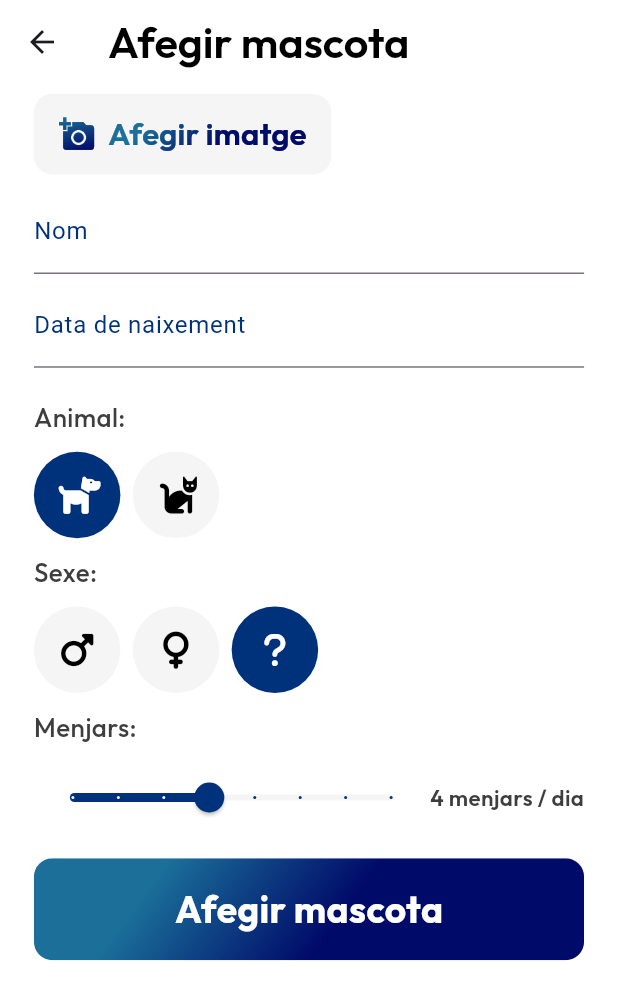
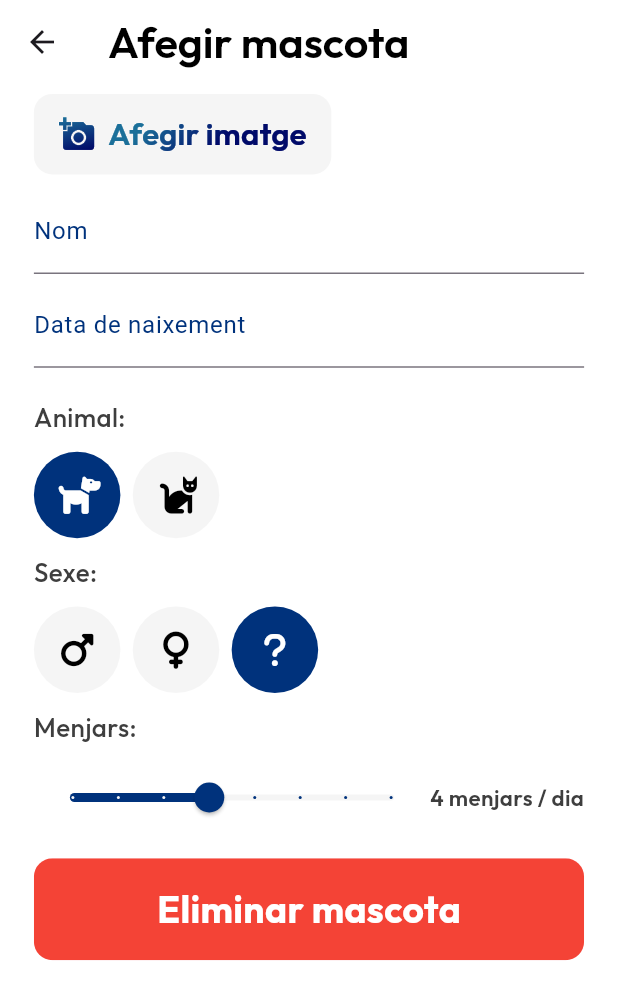
Before and after one commit to albert-ce/PetTrack, a Flutter app: the AddEditPetScreen screen opened directly, on a phone screen of 412 x 824 dp. Shown: the top 1000 px of the screen. Run offline on Flutter 3.47's test engine with Material 3 defaults, Android fonts, the phone set to English and light mode, and no system bars; our stand-ins replace cloud_firestore, firebase_auth, firebase_core, flutter_dotenv, flutter_svg, font_awesome_flutter and 4 more; accounts and stored records are empty; generated files the repository leaves out were written again.

Commit message:
save and delete buttons display exchanged

```diff
--- a/lib/screens/add_edit_pet_screen.dart
+++ b/lib/screens/add_edit_pet_screen.dart
@@ -468,7 +468,7 @@ Si no ho saps, respon exactament així: Raça desconeguda''';
                     borderRadius: BorderRadius.circular(screenHeight * 0.015),
                     child: Ink(
                       decoration: BoxDecoration(
-                        color: Colors.red,
+                        gradient: AppColors.gradient,
                         borderRadius: BorderRadius.circular(
                           screenHeight * 0.015,
                         ),
@@ -477,14 +477,14 @@ Si no ho saps, respon exactament així: Raça desconeguda''';
                         borderRadius: BorderRadius.circular(
                           screenHeight * 0.015,
                         ),
-                        onTap: _confirmaElimina,
+                        onTap: _desaMascota,
                         child: Padding(
                           padding: EdgeInsets.symmetric(
                             vertical: screenHeight * 0.02,
                           ),
                           child: Center(
                             child: Text(
-                              'Eliminar mascota',
+                              _editant ? 'Guardar' : 'Afegir mascota',
                               style: AppTextStyles.bigText(context).copyWith(
                                 color: Colors.white,
                                 fontSize: screenHeight * 0.03,
@@ -495,25 +495,26 @@ Si no ho saps, respon exactament així: Raça desconeguda''';
                       ),
                     ),
                   ),
+
                   SizedBox(height: screenHeight * 0.02),
                 ],
                 Material(
                   borderRadius: BorderRadius.circular(screenHeight * 0.015),
                   child: Ink(
                     decoration: BoxDecoration(
-                      gradient: AppColors.gradient,
+                      color: Colors.red,
                       borderRadius: BorderRadius.circular(screenHeight * 0.015),
                     ),
                     child: InkWell(
                       borderRadius: BorderRadius.circular(screenHeight * 0.015),
-                      onTap: _desaMascota,
+                      onTap: _confirmaElimina,
                       child: Padding(
                         padding: EdgeInsets.symmetric(
                           vertical: screenHeight * 0.02,
                         ),
                         child: Center(
                           child: Text(
-                            _editant ? 'Guardar' : 'Afegir mascota',
+                            'Eliminar mascota',
                             style: AppTextStyles.bigText(context).copyWith(
                               color: Colors.white,
                               fontSize: screenHeight * 0.03,
```
